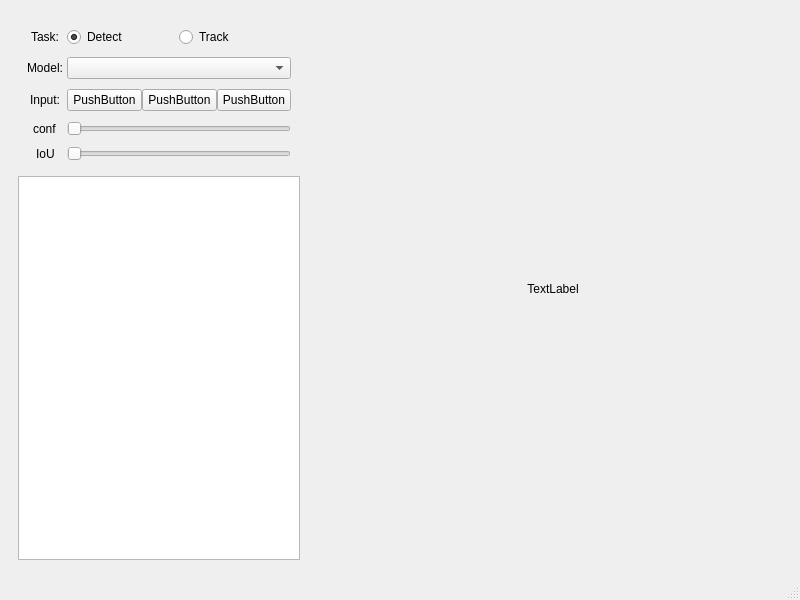
The window that mainwindow.ui (zhengjie9510/pyside-yolo) describes before a commit, drawn with Qt 5.
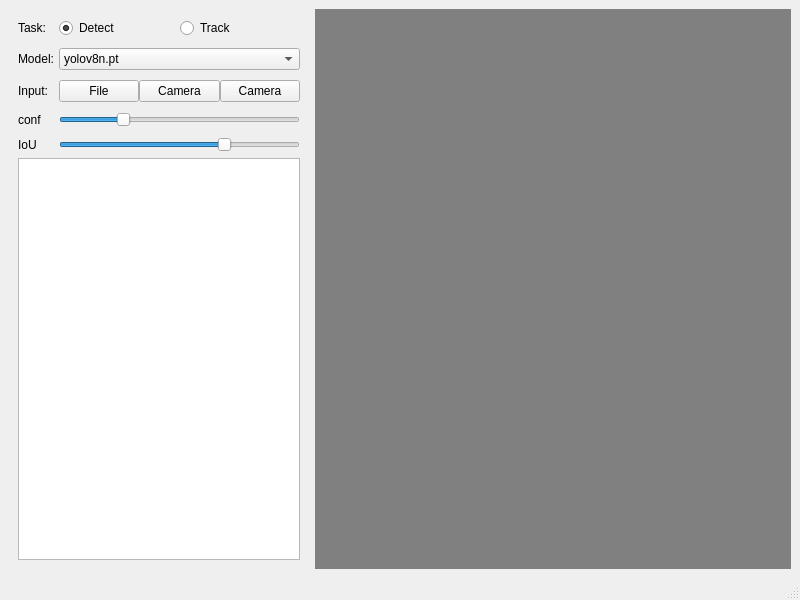
The same window after the commit.

Patch:
```diff
--- a/mainwindow.ui
+++ b/mainwindow.ui
@@ -66,16 +66,28 @@
           </size>
          </property>
          <layout class="QHBoxLayout" name="horizontalLayout_2">
+          <property name="leftMargin">
+           <number>0</number>
+          </property>
+          <property name="topMargin">
+           <number>0</number>
+          </property>
+          <property name="rightMargin">
+           <number>0</number>
+          </property>
+          <property name="bottomMargin">
+           <number>0</number>
+          </property>
           <item>
            <layout class="QFormLayout" name="formLayout_setting">
+            <property name="fieldGrowthPolicy">
+             <enum>QFormLayout::ExpandingFieldsGrow</enum>
+            </property>
             <property name="labelAlignment">
-             <set>Qt::AlignCenter</set>
-            </property>
-            <property name="formAlignment">
-             <set>Qt::AlignCenter</set>
+             <set>Qt::AlignLeading|Qt::AlignLeft|Qt::AlignVCenter</set>
             </property>
             <property name="horizontalSpacing">
-             <number>4</number>
+             <number>5</number>
             </property>
             <property name="verticalSpacing">
              <number>10</number>
@@ -165,6 +177,11 @@
               <property name="contextMenuPolicy">
                <enum>Qt::DefaultContextMenu</enum>
               </property>
+              <item>
+               <property name="text">
+                <string>yolov8n.pt</string>
+               </property>
+              </item>
              </widget>
             </item>
             <item row="2" column="0">
@@ -197,7 +214,7 @@
                  <enum>Qt::DefaultContextMenu</enum>
                 </property>
                 <property name="text">
-                 <string>PushButton</string>
+                 <string>File</string>
                 </property>
                </widget>
               </item>
@@ -213,7 +230,7 @@
                  <enum>Qt::DefaultContextMenu</enum>
                 </property>
                 <property name="text">
-                 <string>PushButton</string>
+                 <string>Camera</string>
                 </property>
                </widget>
               </item>
@@ -229,7 +246,7 @@
                  <enum>Qt::DefaultContextMenu</enum>
                 </property>
                 <property name="text">
-                 <string>PushButton</string>
+                 <string>Camera</string>
                 </property>
                </widget>
               </item>
@@ -251,13 +268,6 @@
               </property>
              </widget>
             </item>
-            <item row="3" column="1">
-             <widget class="QSlider" name="horizontalSlider_conf">
-              <property name="orientation">
-               <enum>Qt::Horizontal</enum>
-              </property>
-             </widget>
-            </item>
             <item row="4" column="0">
              <widget class="QLabel" name="label_iou">
               <property name="sizePolicy">
@@ -276,6 +286,25 @@
             </item>
             <item row="4" column="1">
              <widget class="QSlider" name="horizontalSlider_iou">
+              <property name="maximum">
+               <number>100</number>
+              </property>
+              <property name="sliderPosition">
+               <number>70</number>
+              </property>
+              <property name="orientation">
+               <enum>Qt::Horizontal</enum>
+              </property>
+             </widget>
+            </item>
+            <item row="3" column="1">
+             <widget class="QSlider" name="horizontalSlider_conf">
+              <property name="maximum">
+               <number>100</number>
+              </property>
+              <property name="sliderPosition">
+               <number>25</number>
+              </property>
               <property name="orientation">
                <enum>Qt::Horizontal</enum>
               </property>
@@ -306,8 +335,11 @@
         <height>300</height>
        </size>
       </property>
+      <property name="styleSheet">
+       <string notr="true">background-color: gray;</string>
+      </property>
       <property name="text">
-       <string>TextLabel</string>
+       <string/>
       </property>
       <property name="alignment">
        <set>Qt::AlignCenter</set>
@@ -322,7 +354,7 @@
      <x>0</x>
      <y>0</y>
      <width>800</width>
-     <height>18</height>
+     <height>36</height>
     </rect>
    </property>
   </widget>
```
